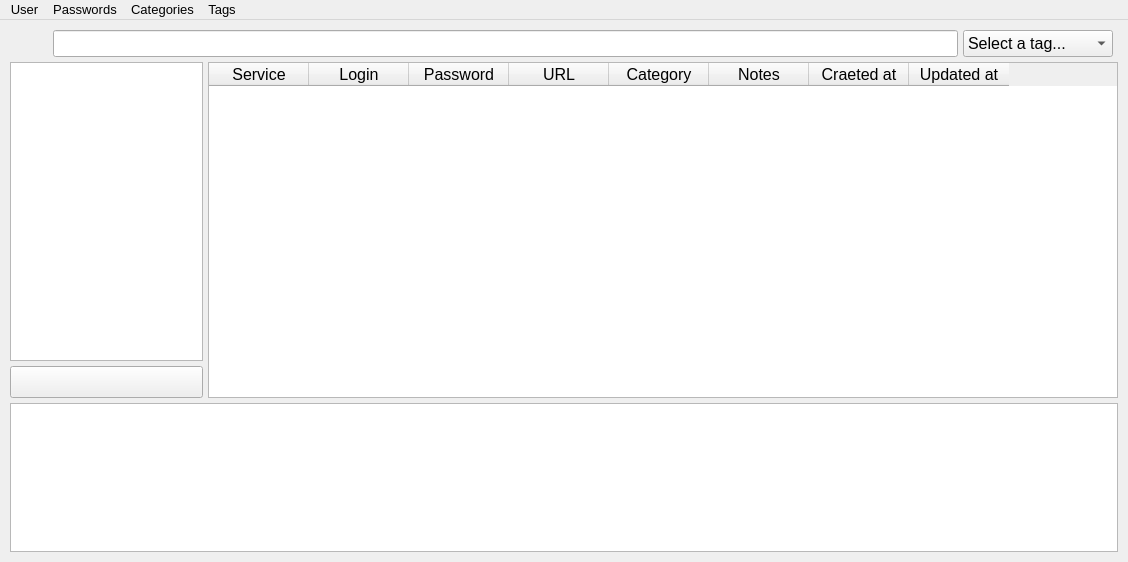
Before: the Qt Designer form client_side/resources/ui/main_window.ui in Sk2can/Password-manager, drawn with Qt 5.
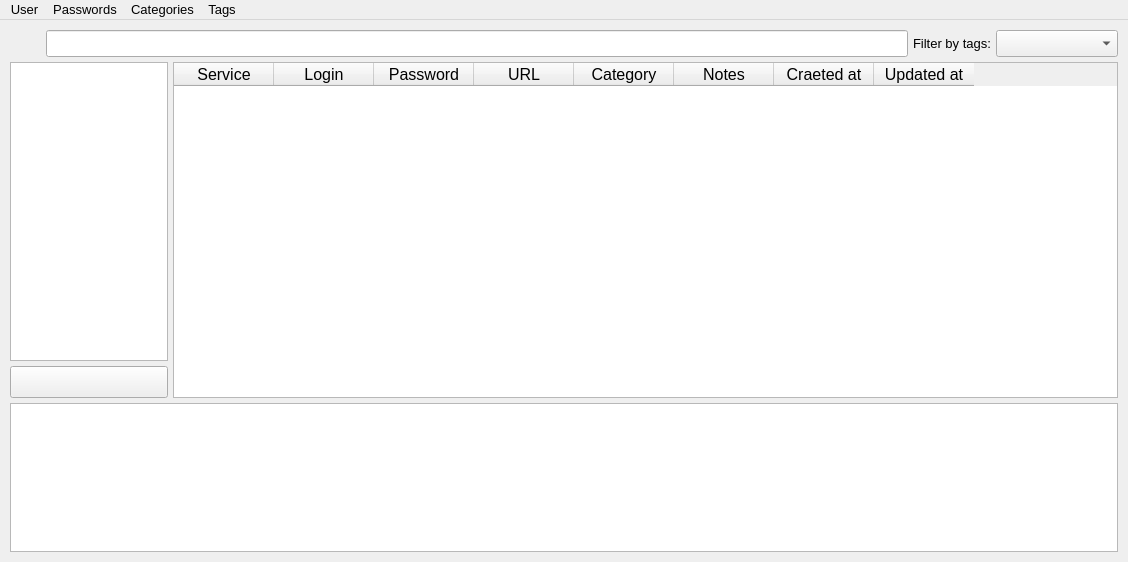
After: the same form once the commit is applied. Icons and pictures are not drawn.

```diff
--- a/client_side/resources/ui/main_window.ui
+++ b/client_side/resources/ui/main_window.ui
@@ -17,7 +17,7 @@
    <bool>true</bool>
   </property>
   <widget class="QWidget" name="centralwidget">
-   <layout class="QGridLayout" name="gridLayout" rowstretch="1,10,4,5" columnstretch="1,4,20,4,0">
+   <layout class="QGridLayout" name="gridLayout" rowstretch="1,10,4,5" columnstretch="1,4,20,4,2,4">
     <property name="leftMargin">
      <number>10</number>
     </property>
@@ -33,44 +33,7 @@
     <property name="spacing">
      <number>5</number>
     </property>
-    <item row="2" column="0" colspan="2">
-     <widget class="QPushButton" name="update_pushButton">
-      <property name="sizePolicy">
-       <sizepolicy hsizetype="Minimum" vsizetype="Maximum">
-        <horstretch>0</horstretch>
-        <verstretch>0</verstretch>
-       </sizepolicy>
-      </property>
-      <property name="maximumSize">
-       <size>
-        <width>16777215</width>
-        <height>32</height>
-       </size>
-      </property>
-      <property name="font">
-       <font>
-        <pointsize>12</pointsize>
-       </font>
-      </property>
-      <property name="text">
-       <string/>
-      </property>
-      <property name="icon">
-       <iconset resource="../res.qrc">
-        <normaloff>:/png/icons/sync.png</normaloff>:/png/icons/sync.png</iconset>
-      </property>
-      <property name="iconSize">
-       <size>
-        <width>32</width>
-        <height>32</height>
-       </size>
-      </property>
-      <property name="flat">
-       <bool>false</bool>
-      </property>
-     </widget>
-    </item>
-    <item row="1" column="2" rowspan="2" colspan="3">
+    <item row="1" column="2" rowspan="2" colspan="4">
      <widget class="QTableWidget" name="tableWidget">
       <property name="font">
        <font>
@@ -173,7 +136,7 @@
       </column>
      </widget>
     </item>
-    <item row="3" column="0" colspan="5">
+    <item row="3" column="0" colspan="6">
      <widget class="QTextBrowser" name="textBrowser">
       <property name="font">
        <font>
@@ -185,31 +148,6 @@
       </property>
      </widget>
     </item>
-    <item row="0" column="1" colspan="2">
-     <widget class="QLineEdit" name="search_lineEdit">
-      <property name="font">
-       <font>
-        <pointsize>12</pointsize>
-       </font>
-      </property>
-      <property name="styleSheet">
-       <string notr="true"/>
-      </property>
-      <property name="text">
-       <string/>
-      </property>
-      <property name="clearButtonEnabled">
-       <bool>false</bool>
-      </property>
-     </widget>
-    </item>
-    <item row="0" column="0">
-     <widget class="QWidget" name="widget" native="true">
-      <property name="styleSheet">
-       <string notr="true">image: url(:/png/icons/search.png);</string>
-      </property>
-     </widget>
-    </item>
     <item row="1" column="0" colspan="2">
      <widget class="QTreeView" name="treeView">
       <property name="font">
@@ -234,7 +172,51 @@
       </property>
      </widget>
     </item>
-    <item row="0" column="3">
+    <item row="2" column="0" colspan="2">
+     <widget class="QPushButton" name="update_pushButton">
+      <property name="sizePolicy">
+       <sizepolicy hsizetype="Minimum" vsizetype="Maximum">
+        <horstretch>0</horstretch>
+        <verstretch>0</verstretch>
+       </sizepolicy>
+      </property>
+      <property name="maximumSize">
+       <size>
+        <width>16777215</width>
+        <height>32</height>
+       </size>
+      </property>
+      <property name="font">
+       <font>
+        <pointsize>12</pointsize>
+       </font>
+      </property>
+      <property name="text">
+       <string/>
+      </property>
+      <property name="icon">
+       <iconset resource="../res.qrc">
+        <normaloff>:/png/icons/sync.png</normaloff>:/png/icons/sync.png</iconset>
+      </property>
+      <property name="iconSize">
+       <size>
+        <width>32</width>
+        <height>32</height>
+       </size>
+      </property>
+      <property name="flat">
+       <bool>false</bool>
+      </property>
+     </widget>
+    </item>
+    <item row="0" column="0">
+     <widget class="QWidget" name="widget" native="true">
+      <property name="styleSheet">
+       <string notr="true">image: url(:/png/icons/search.png);</string>
+      </property>
+     </widget>
+    </item>
+    <item row="0" column="5">
      <widget class="QComboBox" name="tag_comboBox">
       <property name="font">
        <font>
@@ -243,11 +225,41 @@
       </property>
       <item>
        <property name="text">
-        <string>Select a tag...</string>
+        <string/>
        </property>
       </item>
      </widget>
     </item>
+    <item row="0" column="4">
+     <widget class="QLabel" name="label">
+      <property name="font">
+       <font>
+        <pointsize>10</pointsize>
+       </font>
+      </property>
+      <property name="text">
+       <string>Filter by tags:</string>
+      </property>
+     </widget>
+    </item>
+    <item row="0" column="1" colspan="3">
+     <widget class="QLineEdit" name="search_lineEdit">
+      <property name="font">
+       <font>
+        <pointsize>12</pointsize>
+       </font>
+      </property>
+      <property name="styleSheet">
+       <string notr="true"/>
+      </property>
+      <property name="text">
+       <string/>
+      </property>
+      <property name="clearButtonEnabled">
+       <bool>false</bool>
+      </property>
+     </widget>
+    </item>
    </layout>
   </widget>
   <widget class="QMenuBar" name="menuBar">
```
